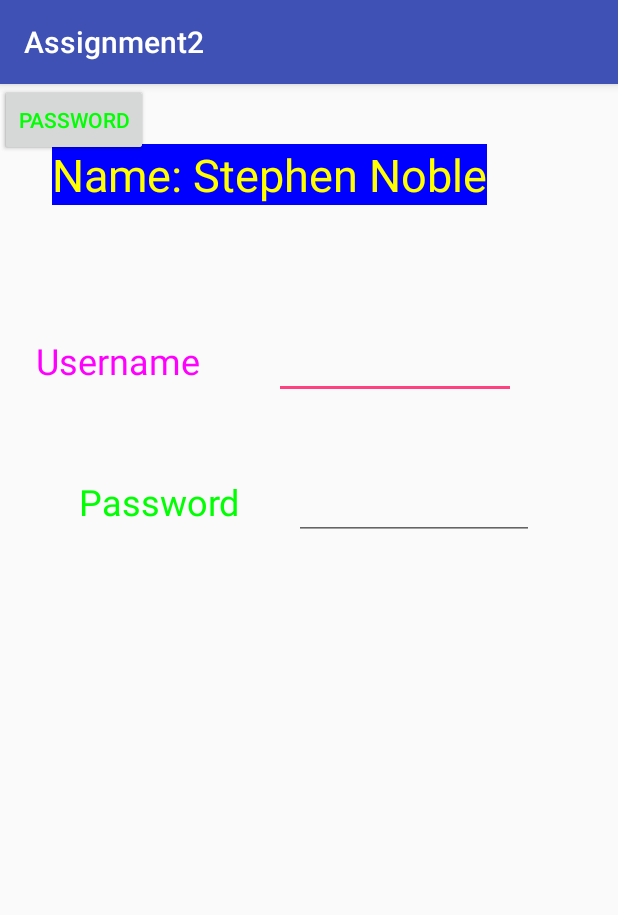
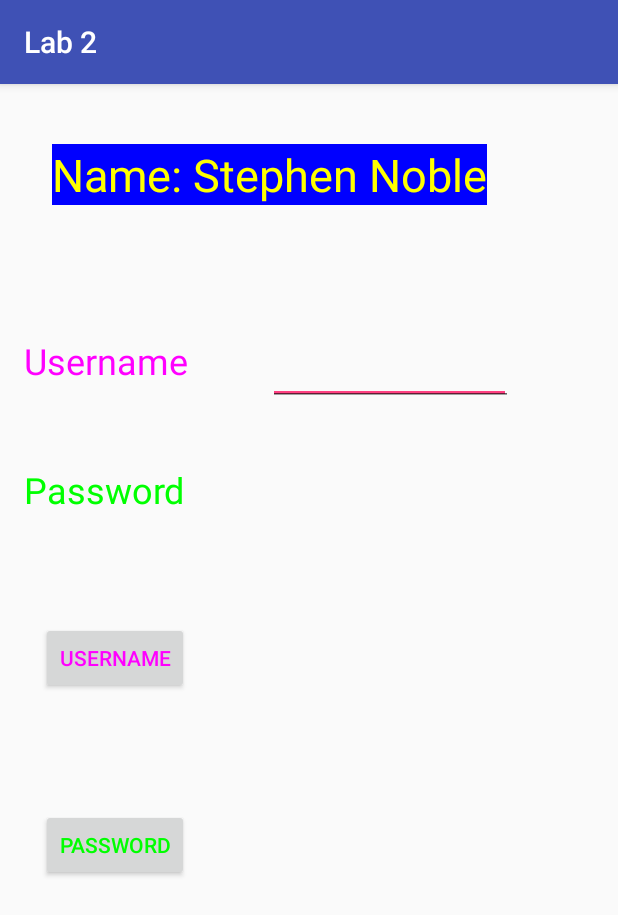
Before and after one commit to hsnoble/AndroidDev, an Android app: the screen it shows after launch (MainActivity), on a phone screen of 412 x 824 dp. Shown: the top 915 px of the screen. Run offline under Robolectric (Android 15) with nearby library versions, the phone set to English and light mode, and no system bars.

Commit message:
ALL SYSTEMS GO!!!

```diff
--- a/Assignment2/app/src/main/java/com/example/hsnoble/assignment2/MainActivity.java
+++ b/Assignment2/app/src/main/java/com/example/hsnoble/assignment2/MainActivity.java
@@ -2,6 +2,9 @@ package com.example.hsnoble.assignment2;
 
 import android.support.v7.app.AppCompatActivity;
 import android.os.Bundle;
+import android.view.View;
+import android.widget.Button;
+import android.widget.EditText;
 
 public class MainActivity extends AppCompatActivity {
 
@@ -9,5 +12,31 @@ public class MainActivity extends AppCompatActivity {
     protected void onCreate(Bundle savedInstanceState) {
         super.onCreate(savedInstanceState);
         setContentView(R.layout.activity_main);
+
+        //Get Data
+        final EditText usermame = findViewById(R.id.userText);
+        final EditText password = findViewById(R.id.passText);
+        /* Make the Username Input Work */
+
+        final Button buttonUser = findViewById(R.id.user);
+        buttonUser.setOnClickListener(new View.OnClickListener() {
+            @Override
+            public void onClick(View view) {
+                //Take username
+                buttonUser.setText(usermame.getText());
+            }
+        });
+        //Make the Password Input work
+        final Button buttonPass = findViewById(R.id.pass);
+        buttonPass.setOnClickListener(new View.OnClickListener() {
+            @Override
+            public void onClick(View view) {
+                //Take Password
+                buttonPass.setText(password.getText());
+            }
+        });
     }
+
+
+
 }
--- a/Assignment2/app/src/main/res/layout/activity_main.xml
+++ b/Assignment2/app/src/main/res/layout/activity_main.xml
@@ -7,6 +7,7 @@
     tools:context="com.example.hsnoble.assignment2.MainActivity">
 
     <TextView
+        android:id="@+id/textView3"
         android:layout_width="wrap_content"
         android:layout_height="wrap_content"
         android:background="#0000ff"
@@ -26,9 +27,9 @@
         android:layout_width="wrap_content"
         android:layout_height="wrap_content"
         android:layout_marginBottom="8dp"
-        android:layout_marginStart="24dp"
+        android:layout_marginStart="16dp"
         android:layout_marginTop="8dp"
-        android:labelFor="@+id/editText2"
+        android:labelFor="@+id/userText"
         android:text="@string/username"
         android:textColor="#ff00ff"
         android:textSize="24sp"
@@ -42,24 +43,40 @@
         android:layout_width="wrap_content"
         android:layout_height="30dp"
         android:layout_marginBottom="8dp"
-        android:layout_marginEnd="36dp"
-        android:layout_marginStart="8dp"
+        android:layout_marginStart="16dp"
         android:layout_marginTop="8dp"
-        android:labelFor="@+id/editText4"
+        android:labelFor="@+id/textView3"
         android:text="@string/password"
         android:textColor="#00ff00"
         android:textSize="24sp"
         app:layout_constraintBottom_toBottomOf="parent"
-        app:layout_constraintEnd_toStartOf="@+id/editText4"
-        app:layout_constraintHorizontal_bias="1.0"
         app:layout_constraintStart_toStartOf="parent"
         app:layout_constraintTop_toTopOf="parent"
-        app:layout_constraintVertical_bias="0.352" />
+        app:layout_constraintVertical_bias="0.341" />
 
     <EditText
-        android:id="@+id/editText2"
-        android:layout_width="161dp"
-        android:layout_height="41dp"
+        android:id="@+id/passText"
+        android:layout_width="162dp"
+        android:layout_height="44dp"
+        android:layout_marginBottom="8dp"
+        android:layout_marginEnd="8dp"
+        android:layout_marginStart="8dp"
+        android:layout_marginTop="164dp"
+        android:ems="10"
+        android:inputType="textPassword"
+        android:labelFor="@+id/textView2"
+        android:textColor="#00ff00"
+        app:layout_constraintBottom_toBottomOf="parent"
+        app:layout_constraintEnd_toEndOf="parent"
+        app:layout_constraintHorizontal_bias="0.428"
+        app:layout_constraintStart_toEndOf="@+id/textView2"
+        app:layout_constraintTop_toTopOf="parent"
+        app:layout_constraintVertical_bias="0.01" />
+
+    <EditText
+        android:id="@+id/userText"
+        android:layout_width="163dp"
+        android:layout_height="45dp"
         android:layout_marginBottom="8dp"
         android:layout_marginEnd="8dp"
         android:layout_marginStart="8dp"
@@ -71,42 +88,43 @@
         android:textSize="24sp"
         app:layout_constraintBottom_toBottomOf="parent"
         app:layout_constraintEnd_toEndOf="parent"
-        app:layout_constraintHorizontal_bias="0.406"
+        app:layout_constraintHorizontal_bias="0.424"
         app:layout_constraintStart_toEndOf="@+id/textView"
         app:layout_constraintTop_toTopOf="parent"
-        app:layout_constraintVertical_bias="0.226" />
+        app:layout_constraintVertical_bias="0.228" />
 
-    <EditText
-        android:id="@+id/editText4"
-        android:layout_width="160dp"
-        android:layout_height="40dp"
+    <Button
+        android:id="@+id/user"
+        android:layout_width="wrap_content"
+        android:layout_height="wrap_content"
         android:layout_marginBottom="8dp"
-        android:layout_marginEnd="56dp"
+        android:layout_marginEnd="8dp"
+        android:layout_marginStart="8dp"
         android:layout_marginTop="8dp"
-        android:ems="10"
-        android:inputType="textPassword"
+        android:text="@string/username"
+        android:textColor="#ff00ff"
+        app:layout_constraintBottom_toBottomOf="parent"
+        app:layout_constraintEnd_toEndOf="parent"
+        app:layout_constraintHorizontal_bias="0.066"
+        app:layout_constraintStart_toStartOf="parent"
+        app:layout_constraintTop_toTopOf="parent"
+        app:layout_constraintVertical_bias="0.498" />
+
+    <Button
+        android:id="@+id/pass"
+        android:layout_width="wrap_content"
+        android:layout_height="wrap_content"
+        android:layout_marginBottom="8dp"
+        android:layout_marginEnd="8dp"
+        android:layout_marginStart="8dp"
+        android:layout_marginTop="8dp"
+        android:text="@string/password"
         android:textColor="#00ff00"
         app:layout_constraintBottom_toBottomOf="parent"
         app:layout_constraintEnd_toEndOf="parent"
+        app:layout_constraintHorizontal_bias="0.066"
+        app:layout_constraintStart_toStartOf="parent"
         app:layout_constraintTop_toTopOf="parent"
-        app:layout_constraintVertical_bias="0.36" />
-
-    <Button
-        android:id="@+id/button"
-        android:layout_width="wrap_content"
-        android:layout_height="wrap_content"
-        android:text="@string/username"
-        android:textColor="#ff00ff"
-        tools:layout_editor_absoluteX="26dp"
-        tools:layout_editor_absoluteY="243dp" />
-
-    <Button
-        android:id="@+id/button2"
-        android:layout_width="wrap_content"
-        android:layout_height="wrap_content"
-        android:text="@string/password"
-        android:textColor="#00ff00"
-        tools:layout_editor_absoluteX="26dp"
-        tools:layout_editor_absoluteY="311dp" />
+        app:layout_constraintVertical_bias="0.675" />
 
 </android.support.constraint.ConstraintLayout>
--- a/Assignment2/app/src/main/res/values/strings.xml
+++ b/Assignment2/app/src/main/res/values/strings.xml
@@ -1,5 +1,5 @@
 <resources>
-    <string name="app_name">Assignment2</string>
+    <string name="app_name">Lab 2</string>
     <string name="name">Name: Stephen Noble</string>
     <string name="username">Username</string>
     <string name="password">Password</string>
```
